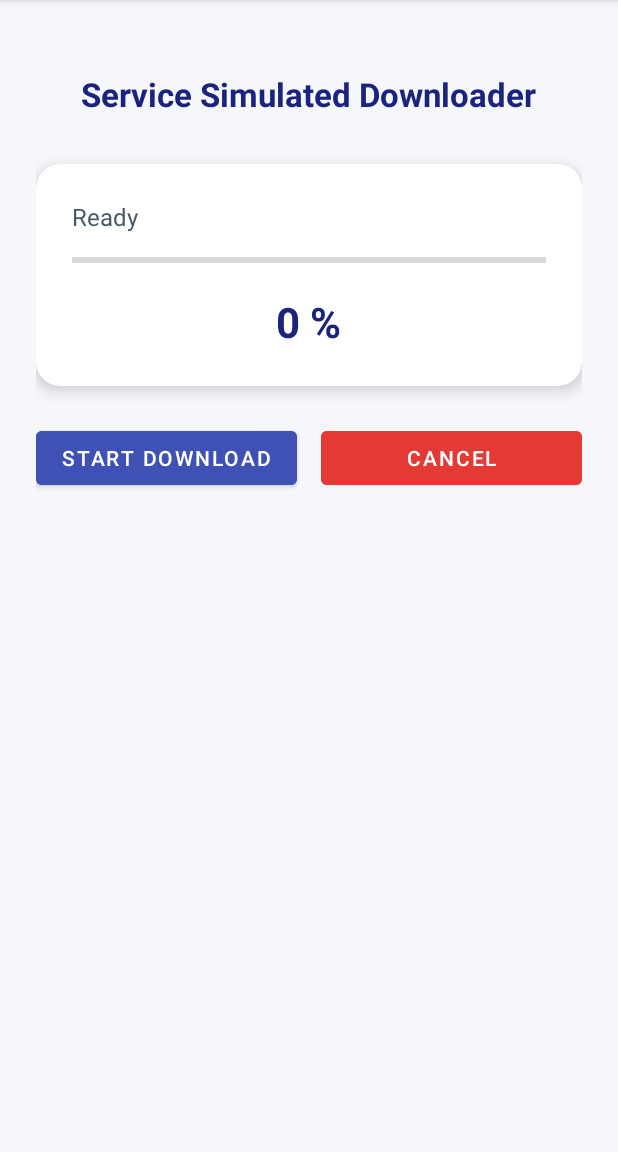
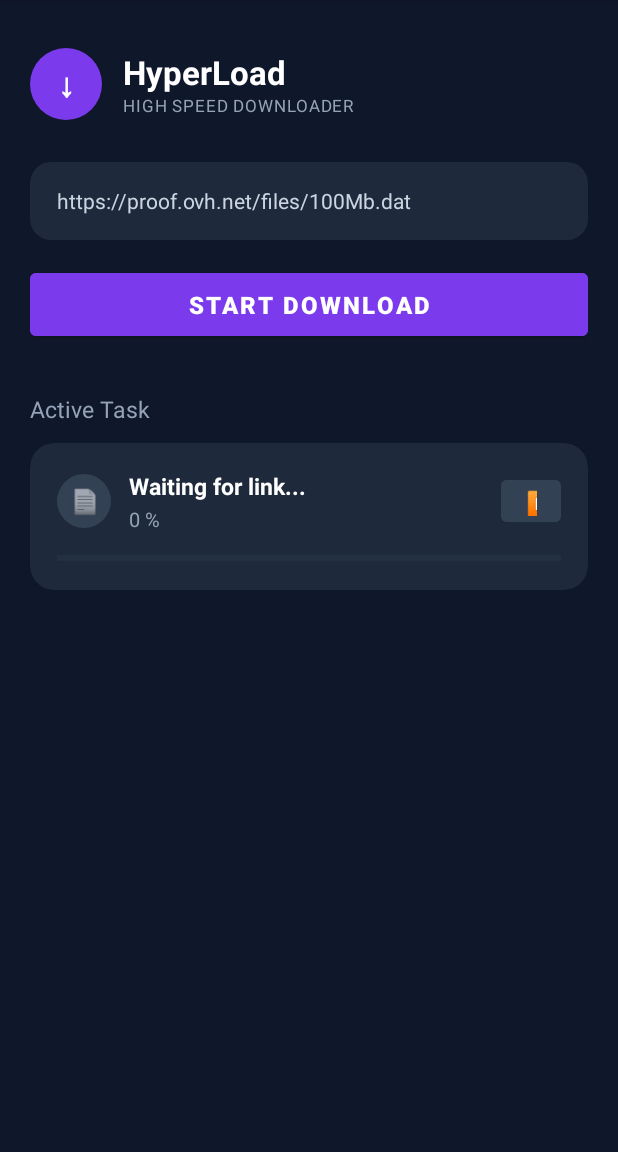
Before and after one commit to TasinLunatic/Android_Apps_Dev, an Android app: the screen it shows after launch (MainActivity), on a phone screen of 412 x 824 dp, the part 84-1236 px from its top. Run offline under Robolectric (Android 15) with nearby library versions, the phone set to English and light mode, and no system bars; 2 statements that could not run were skipped.

Commit message:
add resources file and change the inside design

```diff
--- /dev/null
+++ b/ServiceDownloader/app/src/main/res/drawable/circle_bg.xml
@@ -0,0 +1,5 @@
+<?xml version="1.0" encoding="utf-8"?>
+<shape xmlns:android="http://schemas.android.com/apk/res/android"
+    android:shape="oval">
+    <solid android:color="#7C3AED"/>
+</shape>
--- /dev/null
+++ b/ServiceDownloader/app/src/main/res/drawable/circle_bg_small.xml
@@ -0,0 +1,5 @@
+<?xml version="1.0" encoding="utf-8"?>
+<shape xmlns:android="http://schemas.android.com/apk/res/android"
+    android:shape="oval">
+    <solid android:color="#334155"/>
+</shape>
--- /dev/null
+++ b/ServiceDownloader/app/src/main/res/drawable/dark_rounded_bg.xml
@@ -0,0 +1,5 @@
+<?xml version="1.0" encoding="utf-8"?>
+<shape xmlns:android="http://schemas.android.com/apk/res/android">
+    <solid android:color="#1E293B"/>
+    <corners android:radius="14dp"/>
+</shape>
--- a/ServiceDownloader/app/src/main/res/layout/activity_main.xml
+++ b/ServiceDownloader/app/src/main/res/layout/activity_main.xml
@@ -4,90 +4,167 @@
     android:layout_width="match_parent"
     android:layout_height="match_parent"
     android:orientation="vertical"
-    android:padding="24dp"
-    android:gravity="center_horizontal"
-    android:background="#F5F7FA">
+    android:background="#0F172A"
+    android:padding="20dp">
+
+    <!-- Header -->
+    <LinearLayout
+        android:layout_width="match_parent"
+        android:layout_height="wrap_content"
+        android:orientation="horizontal"
+        android:gravity="center_vertical"
+        android:layout_marginTop="12dp"
+        android:layout_marginBottom="28dp">
+
+        <!-- Circular Icon -->
+        <TextView
+            android:layout_width="48dp"
+            android:layout_height="48dp"
+            android:background="@drawable/circle_bg"
+            android:gravity="center"
+            android:text="↓"
+            android:textSize="22sp"
+            android:textColor="#FFFFFF"
+            android:textStyle="bold"/>
+
+        <LinearLayout
+            android:layout_width="wrap_content"
+            android:layout_height="wrap_content"
+            android:orientation="vertical"
+            android:layout_marginStart="14dp">
 
             <TextView
                 android:layout_width="wrap_content"
                 android:layout_height="wrap_content"
-        android:text="Service Simulated Downloader"
+                android:text="HyperLoad"
                 android:textSize="22sp"
                 android:textStyle="bold"
-        android:textColor="#1A237E"
-        android:layout_marginBottom="32dp"
-        android:layout_marginTop="24dp"/>
+                android:textColor="#FFFFFF"/>
 
+            <TextView
+                android:layout_width="wrap_content"
+                android:layout_height="wrap_content"
+                android:text="HIGH SPEED DOWNLOADER"
+                android:textSize="11sp"
+                android:textColor="#94A3B8"
+                android:letterSpacing="0.05"/>
+        </LinearLayout>
+    </LinearLayout>
+
+    <!-- URL Box -->
+    <TextView
+        android:layout_width="match_parent"
+        android:layout_height="52dp"
+        android:background="@drawable/dark_rounded_bg"
+        android:gravity="center_vertical"
+        android:paddingStart="18dp"
+        android:paddingEnd="18dp"
+        android:text="https://proof.ovh.net/files/100Mb.dat"
+        android:textColor="#CBD5E1"
+        android:textSize="14sp"
+        android:layout_marginBottom="16dp"/>
+
+    <!-- Start Button -->
+    <Button
+        android:id="@+id/btnStart"
+        android:layout_width="match_parent"
+        android:layout_height="54dp"
+        android:text="Start Download"
+        android:textSize="16sp"
+        android:textStyle="bold"
+        android:textColor="#FFFFFF"
+        android:backgroundTint="#7C3AED"
+        android:layout_marginBottom="32dp"/>
+
+    <!-- Active Task Title -->
+    <TextView
+        android:layout_width="wrap_content"
+        android:layout_height="wrap_content"
+        android:text="Active Task"
+        android:textSize="15sp"
+        android:textColor="#94A3B8"
+        android:layout_marginBottom="12dp"/>
+
+    <!-- Active Task Card -->
     <androidx.cardview.widget.CardView
         android:layout_width="match_parent"
         android:layout_height="wrap_content"
-        android:layout_marginBottom="24dp"
         app:cardCornerRadius="16dp"
-        app:cardElevation="6dp">
+        app:cardElevation="0dp"
+        app:cardBackgroundColor="#1E293B">
 
         <LinearLayout
             android:layout_width="match_parent"
             android:layout_height="wrap_content"
             android:orientation="vertical"
-            android:padding="24dp">
+            android:padding="18dp">
+
+            <LinearLayout
+                android:layout_width="match_parent"
+                android:layout_height="wrap_content"
+                android:orientation="horizontal"
+                android:gravity="center_vertical">
+
+                <!-- File Icon -->
+                <TextView
+                    android:layout_width="36dp"
+                    android:layout_height="36dp"
+                    android:background="@drawable/circle_bg_small"
+                    android:gravity="center"
+                    android:text="📄"
+                    android:textSize="16sp"/>
+
+                <LinearLayout
+                    android:layout_width="0dp"
+                    android:layout_height="wrap_content"
+                    android:layout_weight="1"
+                    android:orientation="vertical"
+                    android:layout_marginStart="12dp">
 
                     <TextView
                         android:id="@+id/tvStatus"
                         android:layout_width="wrap_content"
                         android:layout_height="wrap_content"
-                android:text="Ready"
-                android:textSize="16sp"
-                android:textColor="#455A64"
-                android:layout_marginBottom="12dp"/>
-
-            <ProgressBar
-                android:id="@+id/progressBar"
-                style="?android:attr/progressBarStyleHorizontal"
-                android:layout_width="match_parent"
-                android:layout_height="12dp"
-                android:max="100"
-                android:progress="0"
-                android:progressTint="#3F51B5"/>
+                        android:text="Waiting for link..."
+                        android:textSize="15sp"
+                        android:textColor="#FFFFFF"
+                        android:textStyle="bold"/>
 
                     <TextView
                         android:id="@+id/tvProgress"
                         android:layout_width="wrap_content"
                         android:layout_height="wrap_content"
                         android:text="0 %"
-                android:textSize="28sp"
-                android:textStyle="bold"
-                android:textColor="#1A237E"
-                android:layout_gravity="center_horizontal"
-                android:layout_marginTop="16dp"/>
+                        android:textSize="13sp"
+                        android:textColor="#94A3B8"
+                        android:layout_marginTop="2dp"/>
                 </LinearLayout>
-    </androidx.cardview.widget.CardView>
 
-    <LinearLayout
-        android:layout_width="match_parent"
-        android:layout_height="wrap_content"
-        android:orientation="horizontal"
-        android:gravity="center">
-
-        <Button
-            android:id="@+id/btnStart"
-            android:layout_width="0dp"
-            android:layout_height="wrap_content"
-            android:layout_weight="1"
-            android:text="Start Download"
-            android:layout_marginEnd="8dp"
-            android:backgroundTint="#3F51B5"
-            android:textColor="#FFFFFF"/>
-
+                <!-- Cancel Button (small) -->
                 <Button
                     android:id="@+id/btnCancel"
-            android:layout_width="0dp"
-            android:layout_height="wrap_content"
-            android:layout_weight="1"
-            android:text="Cancel"
-            android:layout_marginStart="8dp"
-            android:backgroundTint="#E53935"
+                    android:layout_width="40dp"
+                    android:layout_height="40dp"
+                    android:text="⏸"
+                    android:textSize="16sp"
+                    android:backgroundTint="#334155"
                     android:textColor="#FFFFFF"
                     android:enabled="false"/>
             </LinearLayout>
 
+            <!-- Progress Bar -->
+            <ProgressBar
+                android:id="@+id/progressBar"
+                style="?android:attr/progressBarStyleHorizontal"
+                android:layout_width="match_parent"
+                android:layout_height="6dp"
+                android:max="100"
+                android:progress="0"
+                android:progressTint="#22C55E"
+                android:progressBackgroundTint="#334155"
+                android:layout_marginTop="14dp"/>
+
         </LinearLayout>
+    </androidx.cardview.widget.CardView>
+
+</LinearLayout>
```
Also changed, not shown: 160 other files. Lines whose indentation alone changed are shown as unchanged.
